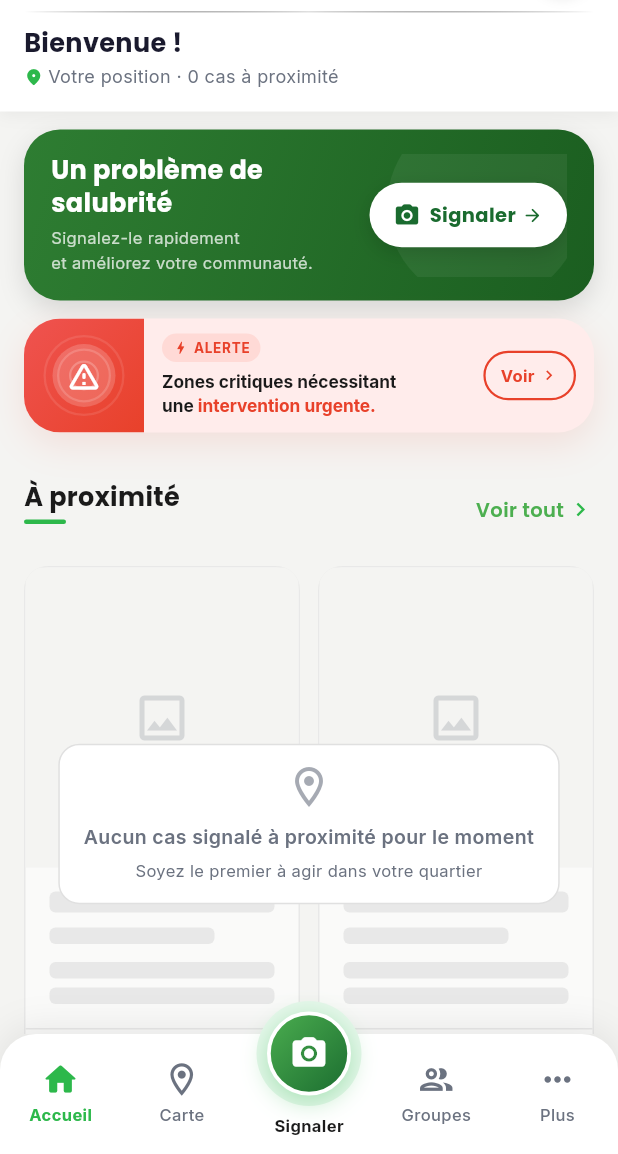
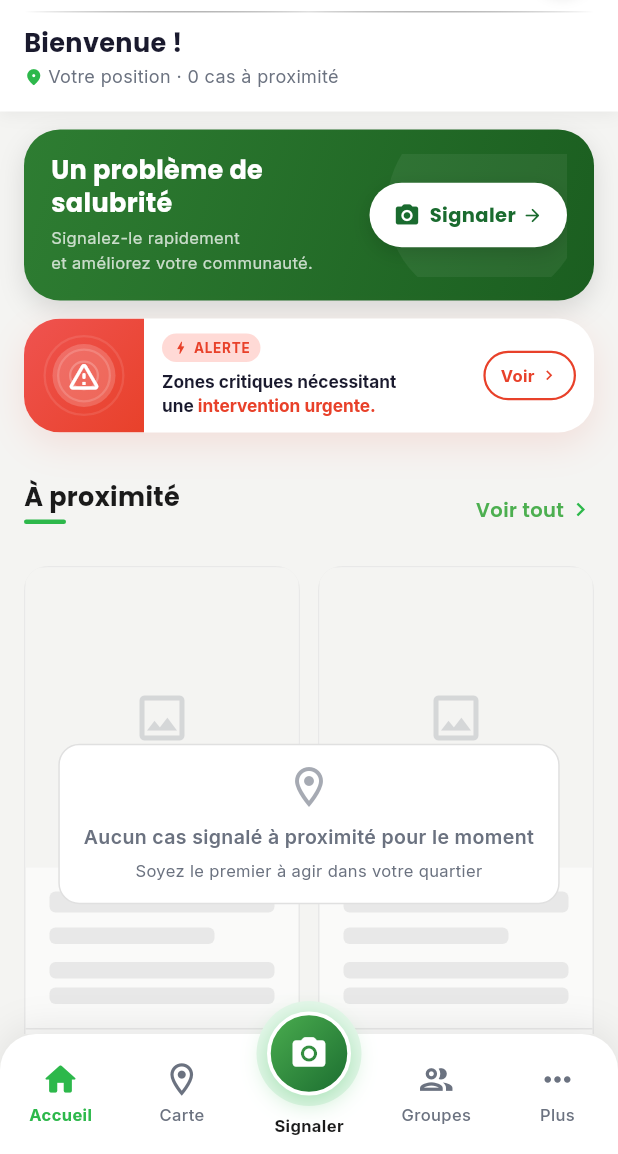
Before and after one commit to MarcelYOH/CliinApp-MVP, a Flutter app: the screen it shows after launch, on a phone screen of 412 x 824 dp, the part 82-1236 px from its top. Run offline on Flutter 3.47's test engine with Material 3 defaults, Android fonts, the phone set to English and light mode, and no system bars; our stand-ins replace camera, geocoding, geolocator, google_fonts, image_picker, shared_preferences and 1 more; accounts and stored records are empty.

Commit message:
fix: camera profil (galerie+flip), retour ligne commentaire, majuscule auto, contraste alerte, textes accueil, menu Plus
- Camera photo de profil : ajoute galerie + changement caméra, retire le
  bloc position auto et le texte de conseil signalement du bottom bar
- Champ commentaire (report/intervenant) : multiline au lieu de défiler
  horizontalement
- TextCapitalization.sentences sur les champs de texte libre restants
  (nom d'utilisateur, zone, adresse, paramètres du compte)
- Bannière alerte accueil : fond blanc plein pour un contraste lisible
  en plein soleil
- Texte bloc Action accueil mis à jour
- Bouton "Plus" : état d'ouverture du menu partagé via un notifier
  global (isMoreMenuOpen) pour qu'il reste vert tant que son sheet est
  affiché, quelle que soit l'instance d'AppBottomNav qui l'a ouvert
- Menu Plus repensé en grille d'icônes façon continuité de la bottom
  bar, retire toute mention "bientôt/à venir"

Co-Authored-By: Claude Sonnet 5 <noreply@anthropic.com>

```diff
--- a/lib/features/auth/pages/profile_setup_page.dart
+++ b/lib/features/auth/pages/profile_setup_page.dart
@@ -323,6 +323,7 @@ class _ProfileSetupPageState extends State<ProfileSetupPage> {
                               ),
                               TextField(
                                 controller: _usernameController,
+                                textCapitalization: TextCapitalization.sentences,
                                 onChanged: (v) => setState(() {
                                   _usernameValid = v.trim().isNotEmpty;
                                 }),
@@ -389,6 +390,7 @@ class _ProfileSetupPageState extends State<ProfileSetupPage> {
                               ),
                               TextField(
                                 controller: _zoneController,
+                                textCapitalization: TextCapitalization.sentences,
                                 onChanged: (_) => setState(() {}),
                                 style: GoogleFonts.inter(
                                     fontSize: 15,
--- a/lib/features/home/data/home_dummy_data.dart
+++ b/lib/features/home/data/home_dummy_data.dart
@@ -36,7 +36,7 @@ class HomeDummyData {
     badgeLabel: 'Agissons ensemble',
     title: 'Rejoignez une\naction citoyenne',
     description:
-        'Participez aux campagnes de nettoyage et aux actions communautaires près de chez vous.',
+        'Participer aux campagnes de nettoyage, de sensibilisation et autres actions citoyennes durables.',
     buttonLabel: 'Voir les actions',
     imageAsset: 'assets/images/action.jpg',
   );
--- a/lib/features/home/widgets/home_alert_banner.dart
+++ b/lib/features/home/widgets/home_alert_banner.dart
@@ -2,6 +2,7 @@
 // Bannière Alerte — CliinApp
 
 import 'package:flutter/material.dart';
+import '../../../core/constants/app_colors.dart';
 import '../../../core/constants/app_constants.dart';
 import '../../../core/constants/app_text_styles.dart';
 import '../models/alert_banner_model.dart';
@@ -17,7 +18,6 @@ class HomeAlertBanner extends StatelessWidget {
   });
 
   static const Color _kAlertRed      = Color(0xFFE8412A);
-  static const Color _kAlertRedLight = Color(0xFFFFECEB);
   static const Color _kAlertRedPill  = Color(0xFFFFDAD6);
 
   @override
@@ -29,7 +29,9 @@ class HomeAlertBanner extends StatelessWidget {
       // ── Hauteur réduite, le contenu dicte la taille ──
       decoration: BoxDecoration(
         borderRadius: BorderRadius.circular(CliinAppConstants.radiusLarge),
-        color: _kAlertRedLight,
+        // Fond blanc plein (au lieu d'un rose pâle proche du blanc) pour un
+        // contraste maximal avec le texte foncé, lisible en plein soleil.
+        color: CliinAppColors.cardWhite,
         boxShadow: [
           BoxShadow(
             color: _kAlertRed.withValues(alpha: 0.12),
@@ -164,7 +166,7 @@ class HomeAlertBanner extends StatelessWidget {
                 style: CliinAppTextStyles.bodyMedium.copyWith(
                   fontSize: 11.5,
                   fontWeight: FontWeight.w700,
-                  color: const Color(0xFF1A1A1A),
+                  color: CliinAppColors.textDark,
                   height: 1.35,
                 ),
               ),
@@ -173,7 +175,7 @@ class HomeAlertBanner extends StatelessWidget {
                 style: CliinAppTextStyles.bodyMedium.copyWith(
                   fontSize: 11.5,
                   fontWeight: FontWeight.w700,
-                  color: const Color(0xFF1A1A1A),
+                  color: CliinAppColors.textDark,
                   height: 1.35,
                 ),
               ),
--- a/lib/features/profile/widgets/edit_profile_sheet.dart
+++ b/lib/features/profile/widgets/edit_profile_sheet.dart
@@ -103,6 +103,7 @@ class _EditProfileSheetState extends State<_EditProfileSheet> {
                 ),
                 TextField(
                   controller: controller,
+                  textCapitalization: TextCapitalization.sentences,
                   onChanged: (_) => setState(() {}),
                   style: GoogleFonts.inter(
                       fontSize: 15,
--- a/lib/features/reports/pages/report_form_page.dart
+++ b/lib/features/reports/pages/report_form_page.dart
@@ -391,6 +391,7 @@ class _ReportFormPageState extends State<ReportFormPage> {
                               ? TextField(
                                   controller: _addressController,
                                   autofocus: true,
+                                  textCapitalization: TextCapitalization.sentences,
                                   style: GoogleFonts.poppins(
                                       fontSize: 12,
                                       fontWeight: FontWeight.w600,
--- /dev/null
+++ b/lib/shared/navigation/more_menu_state.dart
@@ -0,0 +1,13 @@
+// lib/shared/navigation/more_menu_state.dart
+// État partagé "menu Plus ouvert" — CliinApp
+//
+// Chaque page affiche sa propre instance d'AppBottomNav (Accueil, Carte,
+// Profil, détail d'un cas, ...) avec son propre State local. Un booléen
+// local à AppBottomNav ne suffit pas à garantir que "Plus" reste vert tant
+// que son bottom sheet est affiché : ce notifier global sert de source de
+// vérité unique, lue par toutes les instances via ValueListenableBuilder,
+// pour que l'icône reflète l'état réel même si l'instance qui a ouvert le
+// sheet est reconstruite entre-temps.
+import 'package:flutter/foundation.dart';
+
+final ValueNotifier<bool> isMoreMenuOpen = ValueNotifier<bool>(false);
--- a/lib/shared/widgets/app_bottom_nav.dart
+++ b/lib/shared/widgets/app_bottom_nav.dart
@@ -4,6 +4,7 @@
 import 'package:flutter/material.dart';
 import '../../core/constants/app_colors.dart';
 import '../../core/constants/app_text_styles.dart';
+import '../navigation/more_menu_state.dart';
 import 'more_menu_sheet.dart';
 
 class AppBottomNav extends StatefulWidget {
@@ -28,16 +29,15 @@ class _AppBottomNavState extends State<AppBottomNav> {
 
   // "Plus" ouvre un bottom sheet plutôt que de naviguer vers une page —
   // aucune page parente ne peut donc refléter "onglet actif = Plus" via
-  // son propre currentIndex. Gérée ici, localement, pour que l'icône
-  // passe en vert pendant que LE sheet de CETTE bottom bar est ouvert,
-  // peu importe la page qui l'héberge.
-  bool _isMoreMenuOpen = false;
-
+  // son propre currentIndex. isMoreMenuOpen (notifier global, voir
+  // more_menu_state.dart) sert de source de vérité unique : l'icône reste
+  // verte tant que LE sheet est affiché, peu importe l'instance
+  // d'AppBottomNav qui l'a ouvert ou si elle est reconstruite entre-temps.
   Future<void> _handleTap(int index) async {
     if (index == 4) {
-      setState(() => _isMoreMenuOpen = true);
+      isMoreMenuOpen.value = true;
       await showMoreMenuSheet(context);
-      if (mounted) setState(() => _isMoreMenuOpen = false);
+      isMoreMenuOpen.value = false;
       return;
     }
     widget.onTap(index);
@@ -64,7 +64,9 @@ class _AppBottomNavState extends State<AppBottomNav> {
         top: false,
         child: SizedBox(
           height: 80,
-          child: Row(
+          child: ValueListenableBuilder<bool>(
+            valueListenable: isMoreMenuOpen,
+            builder: (context, moreMenuOpen, _) => Row(
               mainAxisAlignment: MainAxisAlignment.spaceAround,
               children: [
                 _buildNavItem(
@@ -72,12 +74,14 @@ class _AppBottomNavState extends State<AppBottomNav> {
                   icon: Icons.home_outlined,
                   activeIcon: Icons.home_rounded,
                   label: 'Accueil',
+                  moreMenuOpen: moreMenuOpen,
                 ),
                 _buildNavItem(
                   index: 1,
                   icon: Icons.location_on_outlined,
                   activeIcon: Icons.location_on_rounded,
                   label: 'Carte',
+                  moreMenuOpen: moreMenuOpen,
                 ),
                 _buildSignalerButton(),
                 _buildNavItem(
@@ -85,14 +89,17 @@ class _AppBottomNavState extends State<AppBottomNav> {
                   icon: Icons.group_outlined,
                   activeIcon: Icons.group_rounded,
                   label: 'Groupes',
+                  moreMenuOpen: moreMenuOpen,
                 ),
                 _buildNavItem(
                   index: 4,
                   icon: Icons.more_horiz_rounded,
                   activeIcon: Icons.more_horiz_rounded,
                   label: 'Plus',
+                  moreMenuOpen: moreMenuOpen,
                 ),
               ],
+            ),
           ),
         ),
       ),
@@ -104,9 +111,10 @@ class _AppBottomNavState extends State<AppBottomNav> {
     required IconData icon,
     required IconData activeIcon,
     required String label,
+    required bool moreMenuOpen,
   }) {
     final bool isActive =
-        index == 4 ? _isMoreMenuOpen : widget.currentIndex == index;
+        moreMenuOpen ? index == 4 : widget.currentIndex == index;
     return GestureDetector(
       onTap: () => _handleTap(index),
       behavior: HitTestBehavior.opaque,
```
Also changed, not shown: lib/features/reports/pages/report_camera_page.dart (+6 -9 lines), lib/features/reports/widgets/report_camera_bottom_bar.dart (+9 -4 lines), lib/shared/widgets/more_menu_sheet.dart (+61 -67 lines), lib/shared/widgets/report_stats_comments.dart (+5 -2 lines). Lines whose indentation alone changed are shown as unchanged.
